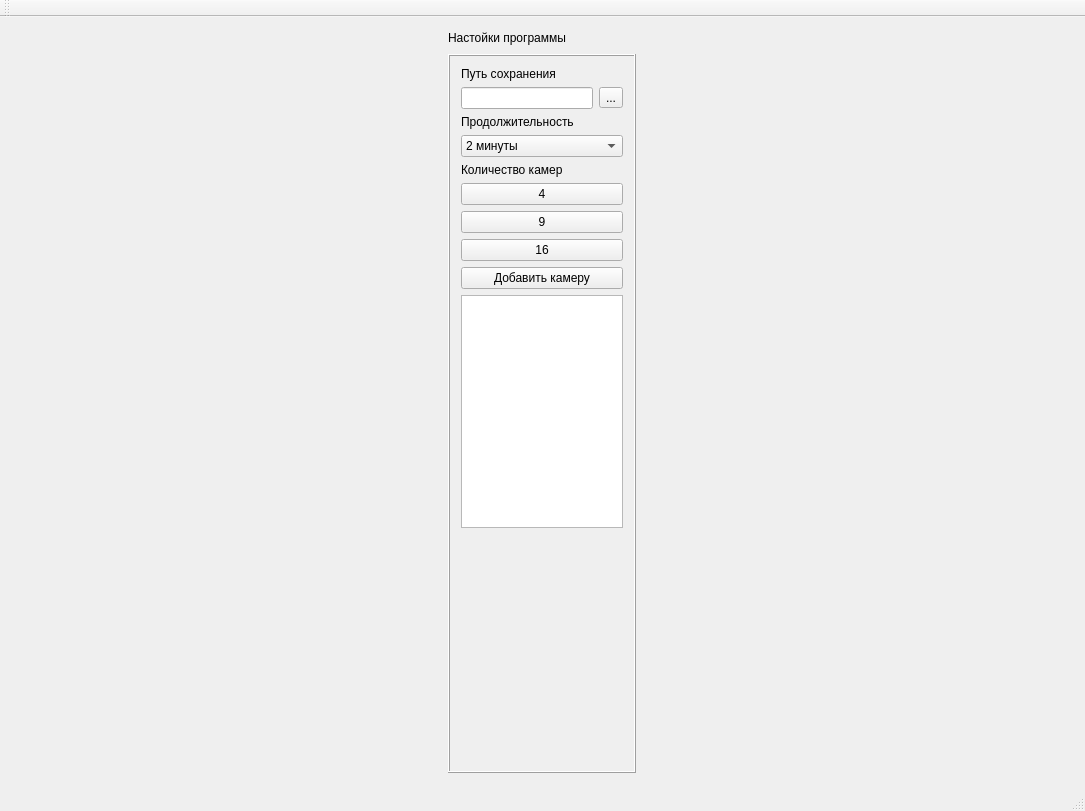
Old version of the form mainwindow.ui in the repository temq09/GrabVideoFromIpCam.
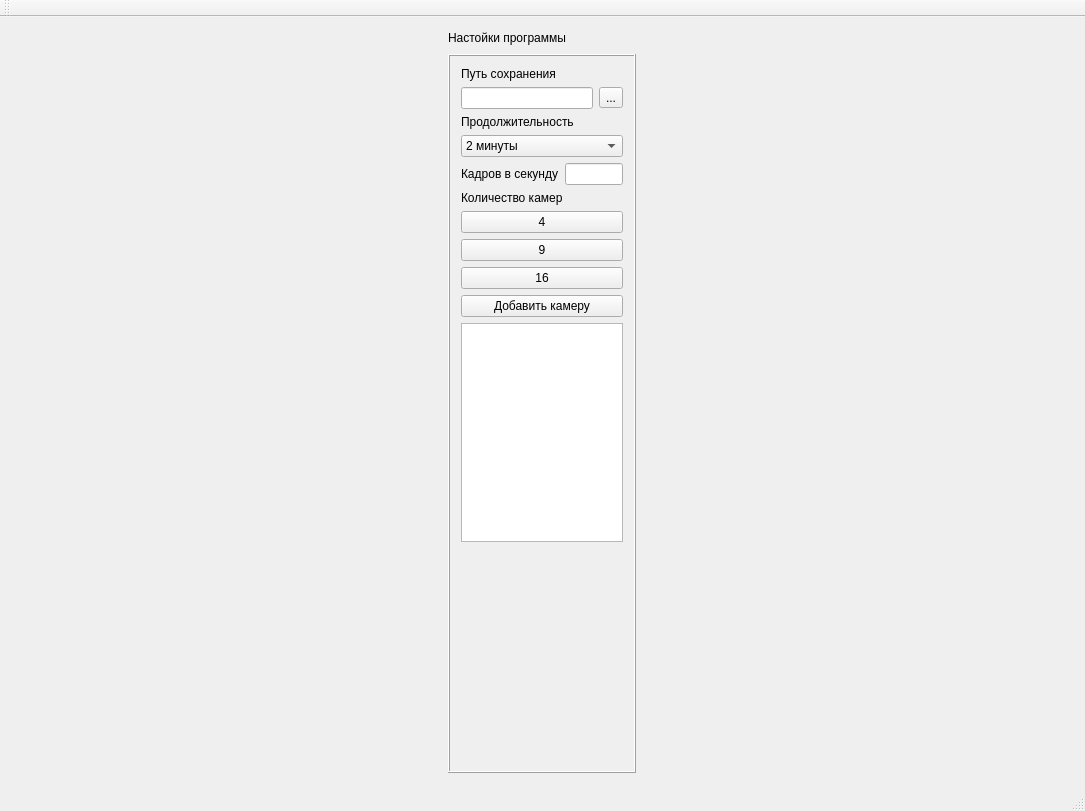
New version of the form. Custom widgets are drawn as their Qt base class.

Commit message: Переделан захват кадров. Теперь захват происходит не в цикле while(1) а вызовом метода StartStream по истечению таймера. Стало возможным перетаскивать вторую камеру. Запись по датчику вылетает с ошибкой.

```diff
--- a/mainwindow.ui
+++ b/mainwindow.ui
@@ -123,6 +123,20 @@
              </item>
             </widget>
            </item>
+           <item>
+            <layout class="QHBoxLayout" name="horizontalLayout_3">
+             <item>
+              <widget class="QLabel" name="label_4">
+               <property name="text">
+                <string>Кадров в секунду</string>
+               </property>
+              </widget>
+             </item>
+             <item>
+              <widget class="QLineEdit" name="lineEdit"/>
+             </item>
+            </layout>
+           </item>
           </layout>
          </item>
          <item>
```
The commit also changes 3 other files.
